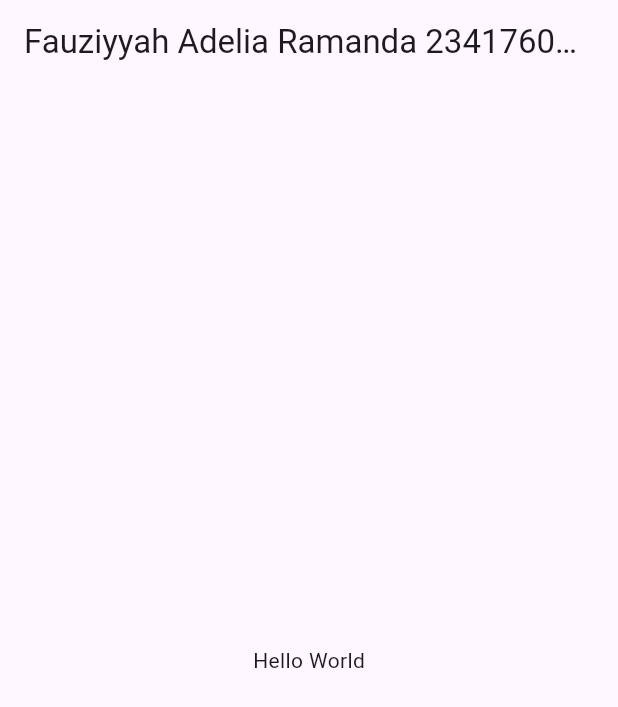
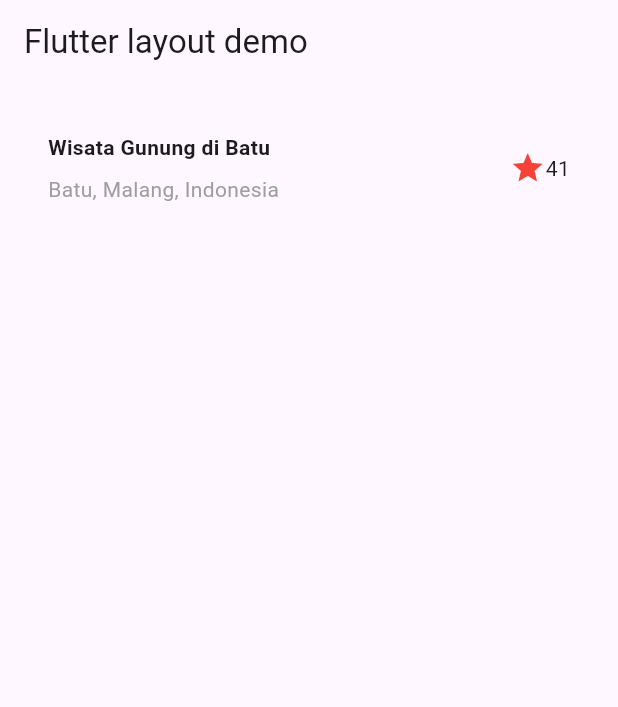
Before and after one commit to fauziyyahadeliaramanda/flutter-fundamental-part2, a Flutter app: the screen it shows after launch, on a phone screen of 412 x 824 dp. Shown: the top 707 px of the screen. Run offline on Flutter 3.47's test engine with Material 3 defaults, Android fonts, the phone set to English and light mode, and no system bars.

Commit message:
Implementasi title row

```diff
--- a/lib/main.dart
+++ b/lib/main.dart
@@ -7,14 +7,53 @@ class MyApp extends StatelessWidget {
 
   @override
   Widget build(BuildContext context) {
+    // Bagian title row
+    Widget titleSection = Container(
+      padding: const EdgeInsets.all(32),
+      child: Row(
+        children: [
+          Expanded(
+            // teks judul & subjudul
+            child: Column(
+              crossAxisAlignment: CrossAxisAlignment.start,
+              children: [
+                Container(
+                  padding: const EdgeInsets.only(bottom: 8),
+                  child: const Text(
+                    'Wisata Gunung di Batu',
+                    style: TextStyle(
+                      fontWeight: FontWeight.bold,
+                    ),
+                  ),
+                ),
+                Text(
+                  'Batu, Malang, Indonesia',
+                  style: TextStyle(
+                    color: Colors.grey[500],
+                  ),
+                ),
+              ],
+            ),
+          ),
+          const Icon(
+            Icons.star,
+            color: Colors.red,
+          ),
+          const Text('41'),
+        ],
+      ),
+    );
+
     return MaterialApp(
       title: 'Flutter layout: Nama dan NIM Anda',
       home: Scaffold(
         appBar: AppBar(
-          title: const Text('Fauziyyah Adelia Ramanda 2341760145'),
+          title: const Text('Flutter layout demo'),
         ),
-        body: const Center(
-          child: Text('Hello World'),
+        body: Column(
+          children: [
+            titleSection, // tampilkan title row di body
+          ],
         ),
       ),
     );
```
Also changed, not shown: images/images:02.png (added), 1 other file.
